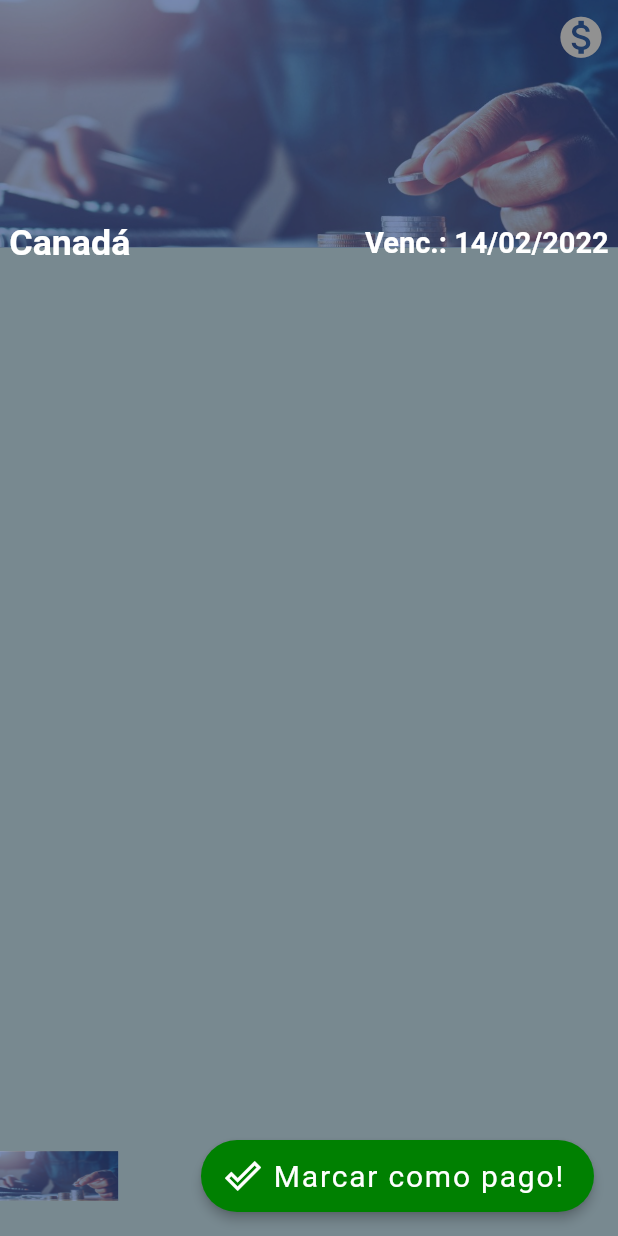
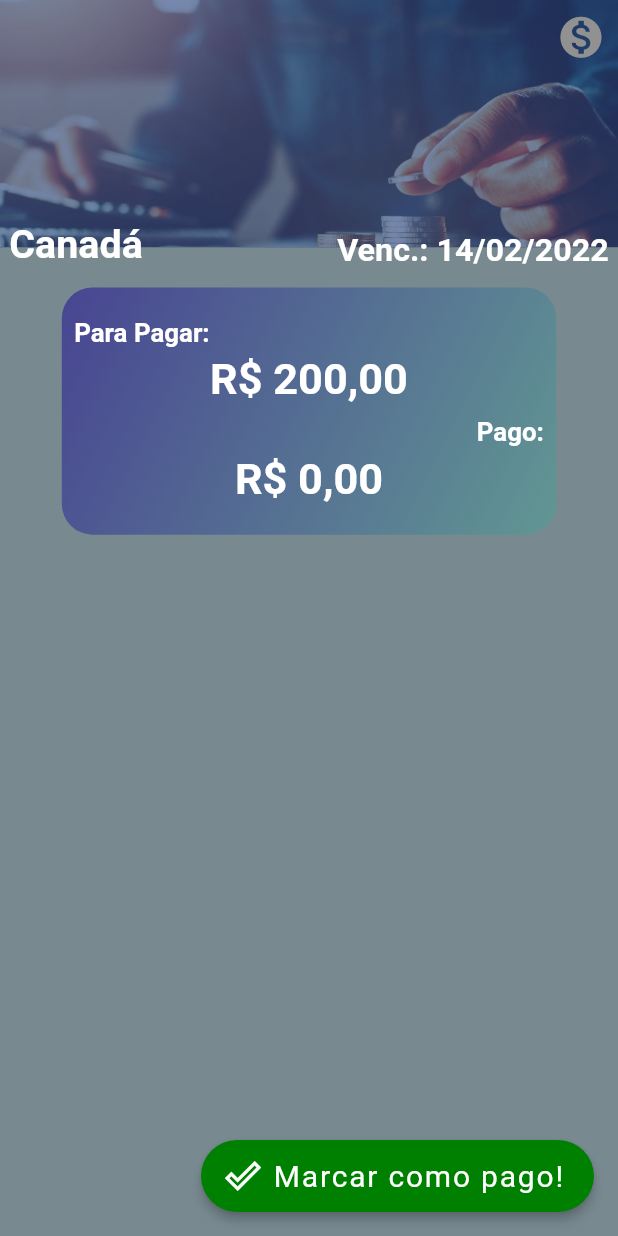
Before and after one commit to WilliamDCGomes/controle-financas, a Flutter app: the MainMenuPage screen opened directly, after a tap on an icon or button, on a phone screen of 412 x 824 dp. Run offline on Flutter 3.47's test engine with Material 2 defaults, Android fonts, the phone set to English and light mode, and no system bars; our stand-ins replace email_validator, get, responsive_sizer, rounded_loading_button.

Commit message:
Adicionado card de pagamento

```diff
--- a/lib/1-base/models/bill.dart
+++ b/lib/1-base/models/bill.dart
@@ -14,6 +14,7 @@
   bool? isAFutureBill;
   int? billCode;
   int? plots;
+  int? plotsPaid;
   int? formPayment;
   double? billValue;
   double? muchPaid;
@@ -83,8 +84,46 @@
     return AppColors().whiteColor;
   }
 
-  get formatedDate {
+  get formattedDate {
     return DateFormatToBrazil().formatDate(billDate);
+  }
+
+  get formattedWhenPaid {
+    return DateFormatToBrazil().formatDate(whenPaid);
+  }
+
+  get getFormattedValue {
+    if(billValue != null)
+      return billValue!.toStringAsFixed(2).replaceAll('.', ',');
+    return "0,00";
+  }
+
+  get getFormattedValuePaid {
+    if(muchPaid != null)
+      return muchPaid!.toStringAsFixed(2).replaceAll('.', ',');
+    return "0,00";
+  }
+
+  get getFormattedValueWantAchieve {
+    if(amountWantAchieve != null)
+      return amountWantAchieve!.toStringAsFixed(2).replaceAll('.', ',');
+    return "0,00";
+  }
+
+  get getFormattedValueAlreadyHave {
+    if(amountAlreadyHave != null)
+      return amountAlreadyHave!.toStringAsFixed(2).replaceAll('.', ',');
+    return "0,00";
+  }
+
+  get plotsRemaining {
+    if(plots != null && plotsPaid != null) {
+      int remainig = plots! - plotsPaid!;
+      if(remainig > 1)
+        return "${remainig} parcelas restantes";
+      return "1 parcela restante";
+    }
+    return "0";
   }
   //#endregion
 }
--- a/lib/2-app/controllers/billController.dart
+++ b/lib/2-app/controllers/billController.dart
@@ -5,9 +5,14 @@
 
 class BillController extends GetxController {
   late Bill bill;
+  late String firstTitleValueCard;
+  late String firstValueCard;
+  late String secondTitleValueCard;
+  late String secondValueCard;
 
   BillController(this.bill){
     _getStatusBarColorOpen();
+    _getCardInformations();
   }
 
   _getStatusBarColorOpen(){
@@ -16,6 +21,27 @@
     ));
   }
 
+  _getCardInformations(){
+    if(bill.isInvestment ?? false){
+      firstTitleValueCard = "Valor Guardado:";
+      firstValueCard = "R\$ ${bill.getFormattedValueAlreadyHave}";
+      secondTitleValueCard = "Meta:";
+      secondValueCard = "R\$ ${bill.getFormattedValueWantAchieve}";
+    }
+    else if(bill.plots != null && bill.plots! > 1){
+      firstTitleValueCard = "Para Pagar (${bill.plotsRemaining}):";
+      firstValueCard = "R\$ ${bill.getFormattedValue}";
+      secondTitleValueCard = "Pago (${bill.plotsPaid}/${bill.plots}):";
+      secondValueCard = "R\$ ${bill.getFormattedValuePaid}";
+    }
+    else{
+      firstTitleValueCard = "Para Pagar:";
+      firstValueCard = "R\$ ${bill.getFormattedValue}";
+      secondTitleValueCard = "Pago:";
+      secondValueCard = "R\$ ${bill.getFormattedValuePaid}";
+    }
+  }
+
   getStatusBarColorClose(){
     SystemChrome.setSystemUIOverlayStyle(SystemUiOverlayStyle(
       statusBarColor: AppColors().standardColor,
--- a/lib/2-app/controllers/mainMenuController.dart
+++ b/lib/2-app/controllers/mainMenuController.dart
@@ -1,5 +1,4 @@
 import 'dart:math';
-import 'dart:ui';
 import 'package:financas_controle/1-base/models/bill.dart';
 import 'package:financas_controle/2-app/enums/enums.dart';
 import 'package:get/get.dart';
@@ -13,7 +12,6 @@
   late RxDouble billPaid;
   late RxDouble amountYouHave;
   late RxString welcomePhrase;
-  late final List<Color> colors;
   late final List<Bill> fixedBills;
   late final List<Bill> periodicExpenses;
   late final List<Bill> billsAlreadyPaid;
@@ -32,7 +30,6 @@
     billToPay = 0.0.obs;
     billPaid = 0.0.obs;
     amountYouHave = 0.0.obs;
-    colors = [Color(0XFF484592), Color(0XFF619793)];
     fixedBills = <Bill>[];
     periodicExpenses = <Bill>[];
     billsAlreadyPaid = <Bill>[];
@@ -106,6 +103,8 @@
           bill.billName = "Havan";
           bill.statusBill = StatusBill.late;
           bill.billValue = 307.54;
+          bill.plots = 10;
+          bill.plotsPaid = 4;
           break;
         case 4:
           bill.billCode = 10;
@@ -229,4 +228,18 @@
   openBill(Bill billToOpen){
     Get.to(BillPage(billToOpen));
   }
+
+  //#region Encapsulation
+  get getFormattedValueBillToPay {
+    return billToPay.toStringAsFixed(2).replaceAll('.', ',');
+  }
+
+  get getFormattedValueBillPaid {
+    return billPaid.toStringAsFixed(2).replaceAll('.', ',');
+  }
+
+  get getFormattedValueAmountYouHave {
+    return amountYouHave.toStringAsFixed(2).replaceAll('.', ',');
+  }
+  //#endregion
 }
--- a/lib/2-app/views/componentsWidgets/billCardWidget.dart
+++ b/lib/2-app/views/componentsWidgets/billCardWidget.dart
@@ -64,7 +64,7 @@
                             eraseFilds ?? "Cód. ${billItem.billCode}",
                             textColor: AppColors().whiteColor,
                             fontWeight: FontWeight.bold,
-                            fontSize: 20.sp,
+                            fontSize: 18.sp,
                             textAlign: TextAlign.start,
                             maxLines: 1,
                           ),
@@ -94,18 +94,18 @@
                           maxLines: 1,
                           textColor: AppColors().whiteColor,
                           fontWeight: FontWeight.bold,
-                          fontSize: 17.sp,
+                          fontSize: 16.sp,
                           textAlign: TextAlign.start,
                         ),
                         SizedBox(
-                          width: 2.w,
+                          width: 1.5.w,
                         ),
                         TextWidget(
-                          eraseFilds ?? "Valor: ${billItem.billValue.toString().replaceAll('.', ',')}",
+                          eraseFilds ?? "Valor: R\$ ${billItem.getFormattedValue}",
                           maxLines: 1,
                           textColor: AppColors().whiteColor,
                           fontWeight: FontWeight.bold,
-                          fontSize: 17.sp,
+                          fontSize: 16.sp,
                           textAlign: TextAlign.start,
                         ),
                       ],
--- /dev/null
+++ b/lib/2-app/views/componentsWidgets/twoInformationsValueWidget.dart
@@ -0,0 +1,85 @@
+import 'package:flutter/material.dart';
+import 'package:responsive_sizer/responsive_sizer.dart';
+import '../stylePages/appColors.dart';
+import 'textWidget.dart';
+
+class TwoInformationsValueWidget extends StatelessWidget {
+  final String titleFirstValue;
+  final String firstValue;
+  final String titleSecondValue;
+  final String secondValue;
+
+  const TwoInformationsValueWidget(
+      { Key? key,
+        required this.titleFirstValue,
+        required this.firstValue,
+        required this.titleSecondValue,
+        required this.secondValue,
+      }) : super(key: key);
+
+  @override
+  Widget build(BuildContext context) {
+    return Container(
+      height: 20.h,
+      width: 80.w,
+      decoration: BoxDecoration(
+        borderRadius: BorderRadius.circular(2.5.h),
+        gradient: LinearGradient(
+          begin: Alignment.topLeft,
+          end: Alignment.bottomRight,
+          colors: AppColors().gradientColor,
+        ),
+      ),
+      child: Padding(
+        padding: EdgeInsets.all(1.h),
+        child: Column(
+          mainAxisAlignment: MainAxisAlignment.center,
+          crossAxisAlignment: CrossAxisAlignment.stretch,
+          children: [
+            TextWidget(
+              titleFirstValue,
+              fontSize: 17.sp,
+              fontWeight: FontWeight.bold,
+              textAlign: TextAlign.start,
+              maxLines: 1,
+            ),
+            Padding(
+              padding: EdgeInsets.only(top: 0.5.h),
+              child: Center(
+                child: TextWidget(
+                  firstValue,
+                  fontSize: 22.sp,
+                  fontWeight: FontWeight.bold,
+                  textAlign: TextAlign.start,
+                  maxLines: 1,
+                ),
+              ),
+            ),
+            Padding(
+              padding: EdgeInsets.only(top: 1.h),
+              child: TextWidget(
+                titleSecondValue,
+                fontSize: 17.sp,
+                fontWeight: FontWeight.bold,
+                textAlign: TextAlign.end,
+                maxLines: 1,
+              ),
+            ),
+            Padding(
+              padding: EdgeInsets.only(top: 0.5.h),
+              child: Center(
+                child: TextWidget(
+                  secondValue,
+                  fontSize: 22.sp,
+                  fontWeight: FontWeight.bold,
+                  textAlign: TextAlign.start,
+                  maxLines: 1,
+                ),
+              ),
+            ),
+          ],
+        ),
+      ),
+    );
+  }
+}
--- a/lib/2-app/views/pages/billPage.dart
+++ b/lib/2-app/views/pages/billPage.dart
@@ -1,11 +1,12 @@
+import 'package:financas_controle/2-app/enums/enums.dart';
 import 'package:financas_controle/2-app/views/componentsWidgets/textWidget.dart';
-import 'package:financas_controle/app.dart';
 import 'package:flutter/material.dart';
 import 'package:get/get.dart';
 import 'package:responsive_sizer/responsive_sizer.dart';
 import '../../../1-base/models/bill.dart';
 import '../../controllers/billController.dart';
 import '../componentsWidgets/billCardWidget.dart';
+import '../componentsWidgets/twoInformationsValueWidget.dart';
 import '../stylePages/appColors.dart';
 
 class BillPage extends StatefulWidget {
@@ -59,48 +60,43 @@
                           padding: EdgeInsets.only(left: 1.5.w, right: 1.5.w),
                           child: Row(
                             mainAxisAlignment: MainAxisAlignment.spaceBetween,
+                            crossAxisAlignment: CrossAxisAlignment.end,
                             children: [
                               TextWidget(
                                 controller.bill.billName ?? "",
-                                fontSize: 20.sp,
+                                fontSize: 21.sp,
                                 fontWeight: FontWeight.bold,
                                 textAlign: TextAlign.start,
                                 maxLines: 1,
                               ),
                               TextWidget(
-                                "Venc.: ${controller.bill.formatedDate}",
-                                fontSize: 18.sp,
+                                "Venc.: ${controller.bill.formattedDate}",
+                                fontSize: 19.sp,
                                 fontWeight: FontWeight.bold,
                                 textAlign: TextAlign.start,
                                 maxLines: 1,
                               ),
                             ],
                           ),
+                        ),
+                        Padding(
+                          padding: EdgeInsets.only(top: 1.5.h),
+                          child: Column(
+                            crossAxisAlignment: CrossAxisAlignment.center,
+                            children: [
+                              TwoInformationsValueWidget(
+                                titleFirstValue: controller.firstTitleValueCard,
+                                firstValue: controller.firstValueCard,
+                                titleSecondValue: controller.secondTitleValueCard,
+                                secondValue: controller.secondValueCard,
+                              )
 
+                            ],
+                          ),
                         ),
                       ],
                     ),
-                    floatingActionButton: SizedBox(
-                      width: 100.w,
-                      child: Padding(
-                        padding: EdgeInsets.only(left: 3.w),
-                        child: Row(
-                          mainAxisAlignment: MainAxisAlignment.spaceBetween,
-                          children: [
-                            Container(
-                              height: 4.h,
-                              width: 20.w,
-                              decoration: BoxDecoration(
-                                color: controller.bill.getColor,
-                                image: DecorationImage(
-                                  image: AssetImage(
-                                    controller.bill.getImagebackground,
-                                  ),
-                                  fit: BoxFit.fill,
-                                  opacity: controller.bill.opacityValue,
-                                ),
-                              ),
-                            ),
+                    floatingActionButton: controller.bill.statusBill != StatusBill.alreadyPaid?
                       FloatingActionButton.extended(
                         onPressed: () {
 
@@ -113,13 +109,7 @@
                         ),
                         backgroundColor: AppColors().greenColor,
                         elevation: 3,
-
-                            ),
-                          ],
-                        ),
-                      ),
-                    ),
-
+                      ) : null,
                   ),
                 ),
               ],
--- a/lib/2-app/views/pages/mainMenuPage.dart
+++ b/lib/2-app/views/pages/mainMenuPage.dart
@@ -104,7 +104,7 @@
                                   gradient: LinearGradient(
                                     begin: Alignment.topLeft,
                                     end: Alignment.bottomRight,
-                                    colors: controller.colors,
+                                    colors: AppColors().gradientColor,
                                   ),
                                 ),
                                 child: Padding(
@@ -117,7 +117,7 @@
                                         mainAxisAlignment: MainAxisAlignment.start,
                                         children: [
                                           TextWidget(
-                                            "Contas a Pagar: ${controller.billToPay.toString().replaceAll('.', ',')}",
+                                            "Contas a Pagar: R\$ ${controller.getFormattedValueBillToPay}",
                                             textColor: AppColors().whiteColor,
                                             fontWeight: FontWeight.bold,
                                             fontSize: 20.sp,
@@ -130,7 +130,7 @@
                                         mainAxisAlignment: MainAxisAlignment.end,
                                         children: [
                                           TextWidget(
-                                            "Contas Pagas: ${controller.billPaid.toString().replaceAll('.', ',')}",
+                                            "Contas Pagas: R\$ ${controller.getFormattedValueBillPaid}",
                                             textColor: AppColors().whiteColor,
                                             fontWeight: FontWeight.bold,
                                             fontSize: 20.sp,
@@ -143,7 +143,7 @@
                                         mainAxisAlignment: MainAxisAlignment.start,
                                         children: [
                                           TextWidget(
-                                            "Dinheiro Restante: ${controller.amountYouHave.toString().replaceAll('.', ',')}",
+                                            "Dinheiro Restante: R\$ ${controller.getFormattedValueAmountYouHave}",
                                             textColor: AppColors().whiteColor,
                                             fontWeight: FontWeight.bold,
                                             fontSize: 20.sp,
--- a/lib/2-app/views/stylePages/appColors.dart
+++ b/lib/2-app/views/stylePages/appColors.dart
@@ -29,4 +29,5 @@
   final Color darkBlueColor = const Color(0XFF004373);
   final Color googleLogoBackgroundColor = const Color(0XFFD34836);
   final Color facebookLogoBackgroundColor = const Color(0XFF3B5998);
+  final List<Color> gradientColor = const [Color(0XFF484592), Color(0XFF619793)];
 }
```
Also changed, not shown: 1 other file. Lines whose indentation alone changed are shown as unchanged.
